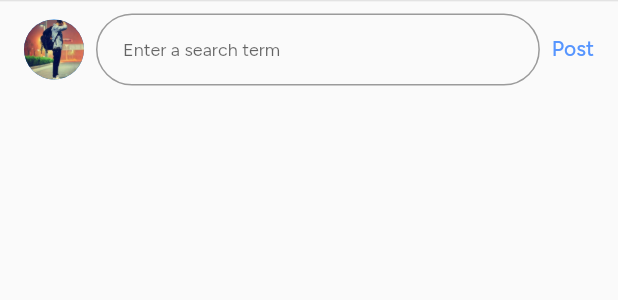
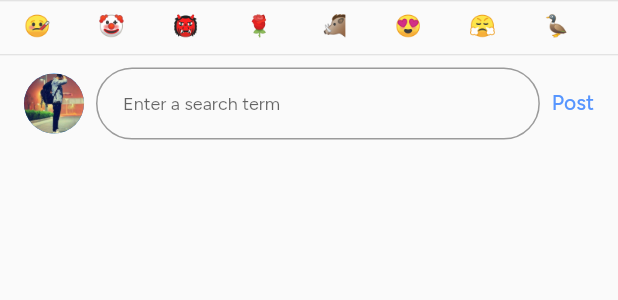
Before and after one commit to UmairKhalid786/Instagram-Fluttery, a Flutter app: the NewCommentEditText widget shown alone on an empty page, opened directly, on a phone screen of 412 x 824 dp. Shown: the top 300 px of the screen. Run offline on Flutter 3.47's test engine with Material 2 defaults, Android fonts, the phone set to English and light mode, and no system bars; our stand-ins replace font_awesome_flutter, google_fonts, share_plus.

Commit message:
Emotions support added in edit text

```diff
--- /dev/null
+++ b/lib/posts/comments/emotions_list.dart
@@ -0,0 +1,40 @@
+import 'package:flutter/material.dart';
+
+import '../models/Emotion.dart';
+
+class EmotionsList extends StatefulWidget {
+  const EmotionsList({super.key});
+
+  @override
+  State<StatefulWidget> createState() => EmotionsListState();
+}
+
+class EmotionsListState extends State<EmotionsList> {
+  List<Emotion> emotions = [
+    Emotion("🤒"),
+    Emotion("🤡"),
+    Emotion("👹"),
+    Emotion("🌹"),
+    Emotion("🐗"),
+    Emotion("😍"),
+    Emotion("😤"),
+    Emotion("🦆"),
+    Emotion("🐹"),
+  ];
+
+  @override
+  Widget build(BuildContext context) {
+    return SizedBox(
+      height: 35,
+      child: ListView.builder(
+          itemCount: emotions.length,
+          scrollDirection: Axis.horizontal,
+          itemBuilder: (BuildContext ctx, int index) {
+            return Padding(
+              padding: const EdgeInsets.symmetric(horizontal: 16, vertical: 8),
+              child: Text(emotions.elementAt(index).emotion, style: Theme.of(context).textTheme.labelLarge),
+            );
+          }),
+    );
+  }
+}
--- a/lib/posts/comments/new_comment_edittext.dart
+++ b/lib/posts/comments/new_comment_edittext.dart
@@ -1,4 +1,6 @@
 import 'package:flutter/material.dart';
+
+import 'emotions_list.dart';
 
 class NewCommentEditText extends StatefulWidget {
   final String userId;
@@ -13,6 +15,8 @@ class NewCommentEditTextState extends State<NewCommentEditText> {
   @override
   Widget build(BuildContext context) {
     return Column(children: [
+      const Divider(height: 1),
+      const EmotionsList(),
       const Divider(height: 1),
       Padding(
         padding: const EdgeInsets.all(8),
--- /dev/null
+++ b/lib/posts/models/Emotion.dart
@@ -0,0 +1,5 @@
+class Emotion {
+  String emotion;
+
+  Emotion(this.emotion);
+}
```
Also changed, not shown: 3 other files.
